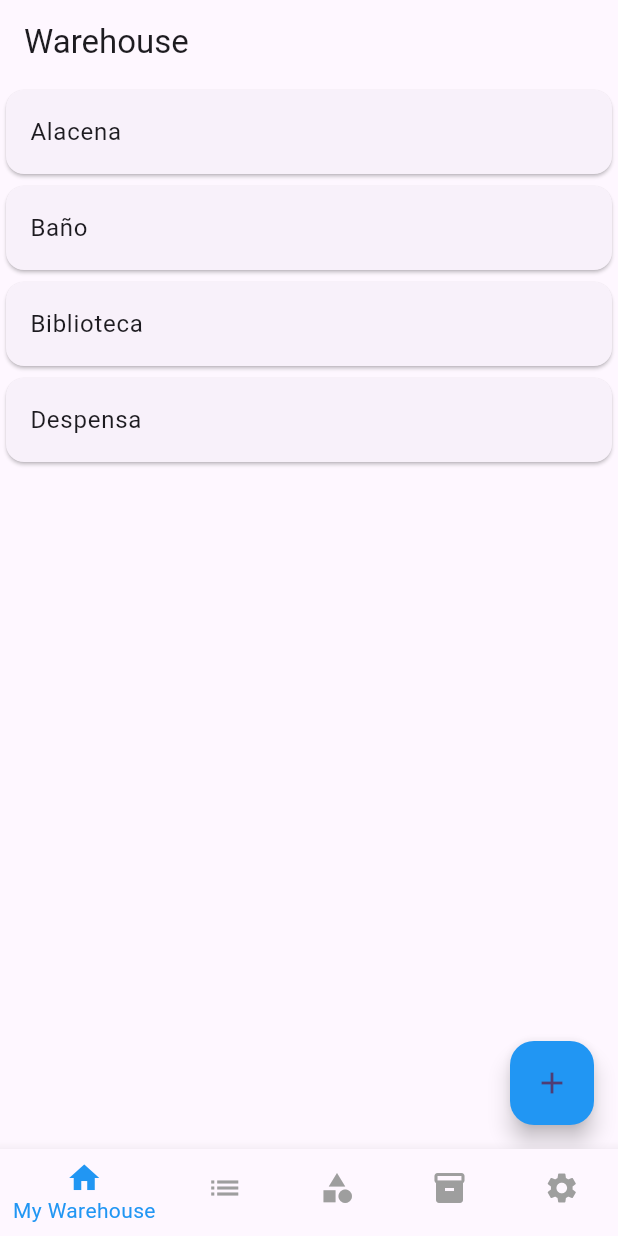
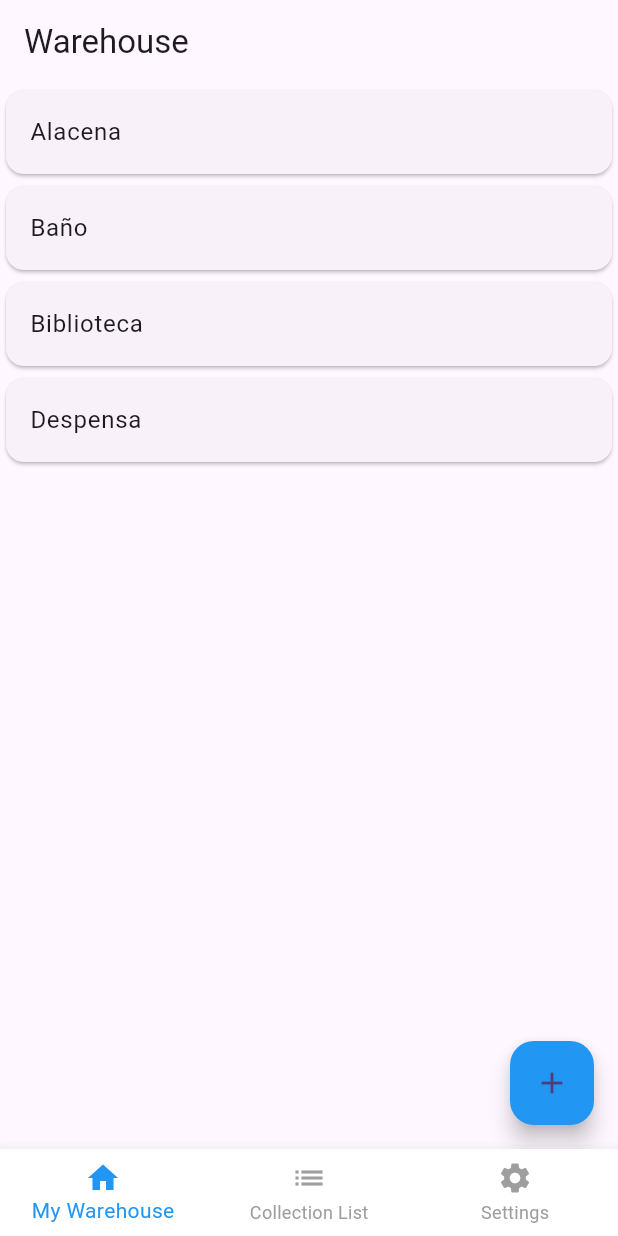
Before and after one commit to mvpur/tracknshop, a Flutter app: the screen it shows after launch, on a phone screen of 412 x 824 dp. Run offline on Flutter 3.47's test engine with Material 3 defaults, Android fonts, the phone set to English and light mode, and no system bars; our stand-ins replace flutter_speed_dial, go_router.

Commit message:
Updated navbar

```diff
--- a/lib/presentation/widgets/bottom_navbar_scaffold.dart
+++ b/lib/presentation/widgets/bottom_navbar_scaffold.dart
@@ -30,10 +30,6 @@ class ScaffoldWithNavBar extends StatelessWidget {
           BottomNavigationBarItem(
               icon: Icon(Icons.list), label: 'Collection List'),
           BottomNavigationBarItem(
-              icon: Icon(Icons.category), label: 'Category'),
-          BottomNavigationBarItem(
-              icon: Icon(Icons.inventory), label: 'Product'),
-          BottomNavigationBarItem(
               icon: Icon(Icons.settings), label: 'Settings'),
         ],
         currentIndex: navigationShell.currentIndex,
```
